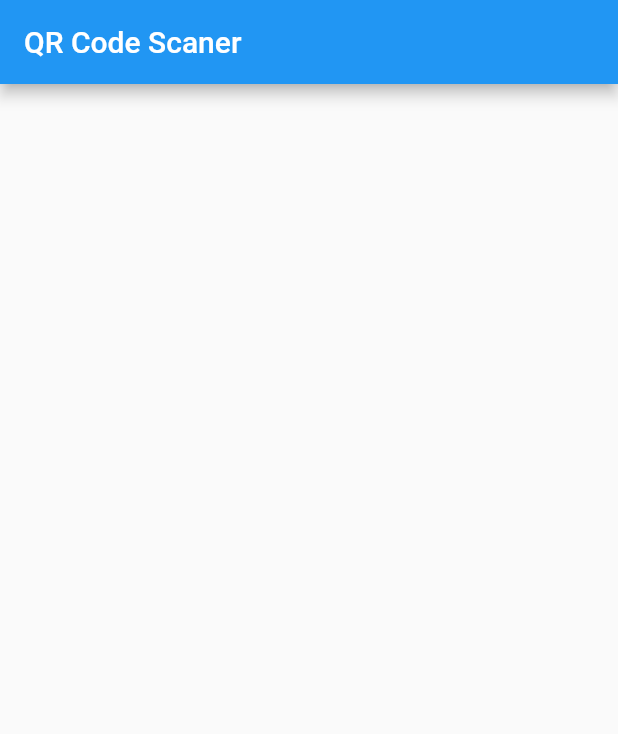
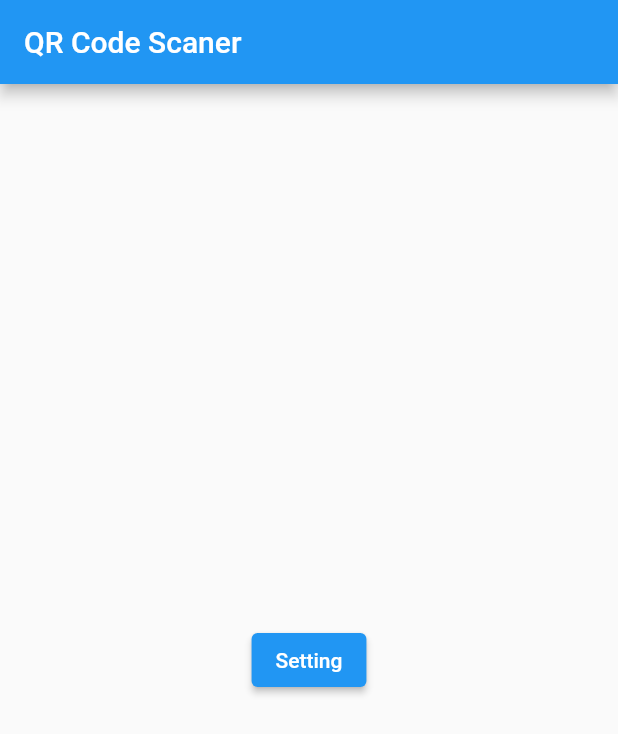
Before and after one commit to Mickuppom/qrcode_scanner, a Flutter app: the screen it shows after launch, on a phone screen of 412 x 824 dp. Shown: the top 734 px of the screen. Run offline on Flutter 3.47's test engine with Material 2 defaults, Android fonts, the phone set to English and light mode, and no system bars; our stand-ins replace permission_handler; missing offline and left inert: qrscan.

Commit message:
Update home_screen.dart

```diff
--- a/lib/screen/home_screen.dart
+++ b/lib/screen/home_screen.dart
@@ -42,7 +42,12 @@ class _HomeScreenState extends State<HomeScreen> {
         title: Text("QR Code Scaner"),
       ),
       body: !isCameraPermissionEnabled
-          ? Center()
+          ? Center(
+              child: ElevatedButton(
+                onPressed: () => openAppSettings(),
+                child: Text("Setting"),
+              ),
+            )
           : Container(
               child: Column(
                 children: [
```
